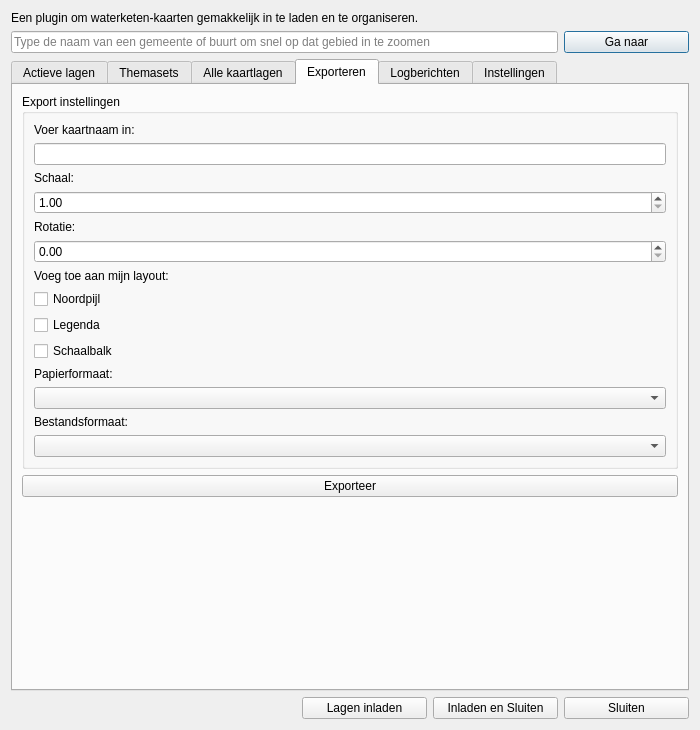
This is gui/nad_maps_dialog_base.ui in NAD-Dataplatform/NADmaps as Qt 5 draws it before an edit. The edited form follows.
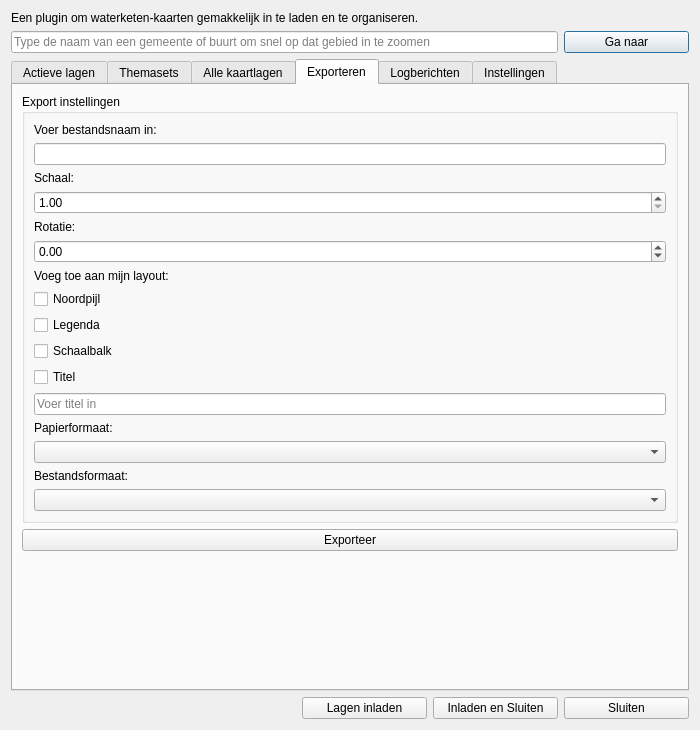
This is the edited form. The open tabs and pages were chosen to show the change.

Commit message: Rotatie en schaal

Diff of the .ui file:
```diff
--- a/gui/nad_maps_dialog_base.ui
+++ b/gui/nad_maps_dialog_base.ui
@@ -533,7 +533,7 @@
           <item>
            <widget class="QLabel" name="labelMapName">
             <property name="text">
-             <string>Voer kaartnaam in:</string>
+             <string>Voer bestandsnaam in:</string>
             </property>
            </widget>
           </item>
@@ -573,8 +573,11 @@
           </item>
           <item>
            <widget class="QDoubleSpinBox" name="doubleSpinBox_Rotatie">
+            <property name="minimum">
+             <double>-360.000000000000000</double>
+            </property>
             <property name="maximum">
-             <double>359.000000000000000</double>
+             <double>360.000000000000000</double>
             </property>
            </widget>
           </item>
@@ -606,6 +609,20 @@
             </property>
            </widget>
           </item>
+          <item>
+           <widget class="QCheckBox" name="checkBox_Titel">
+            <property name="text">
+             <string>Titel</string>
+            </property>
+           </widget>
+          </item>
+          <item>
+           <widget class="QLineEdit" name="lineEdit_Titel">
+            <property name="placeholderText">
+             <string>Voer titel in</string>
+            </property>
+           </widget>
+          </item>
           <item>
            <widget class="QLabel" name="label_PapierFormaat">
             <property name="text">
```
Left out of the diff: 6 changed lines with no effect on the pictures. The commit also changes 2 other files.
